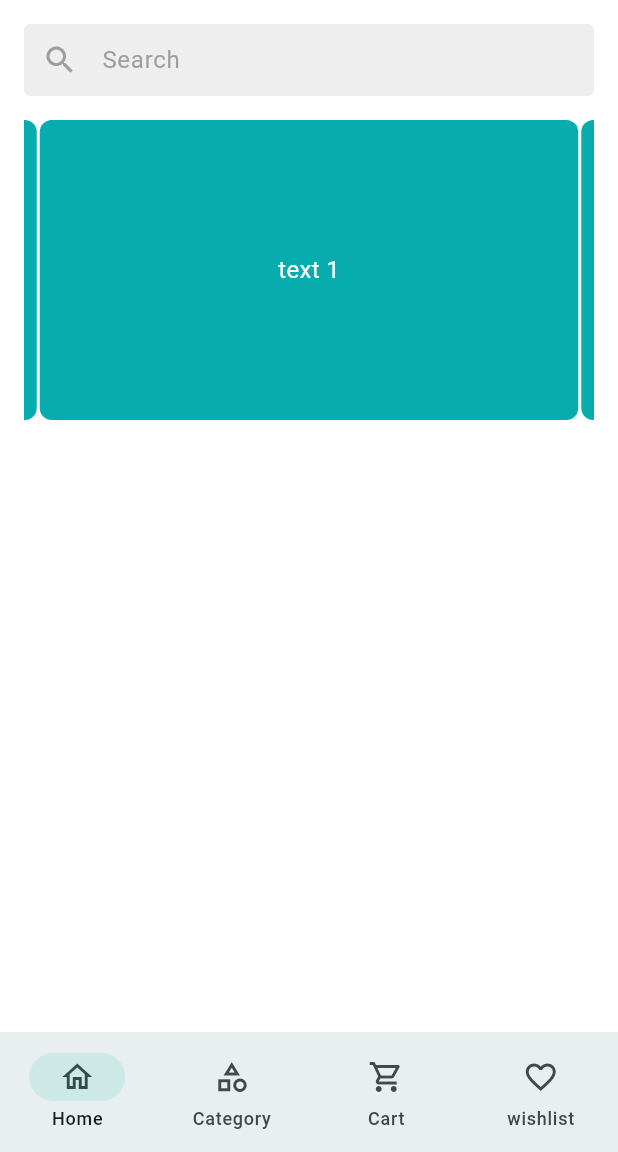
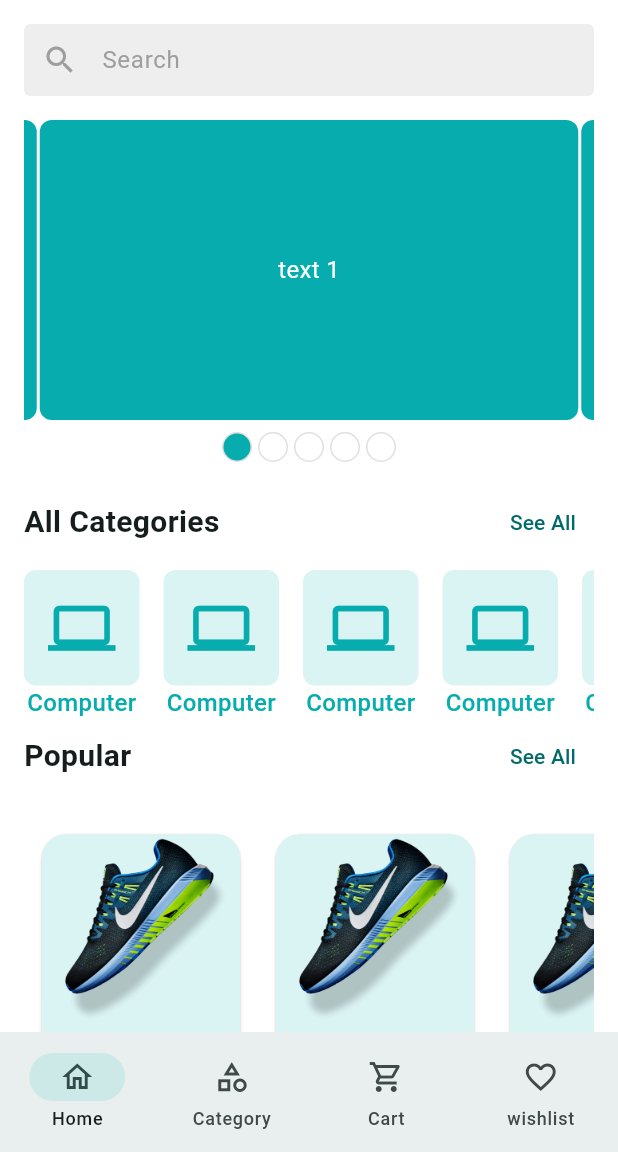
Before and after one commit to meredwan/craftyBay, a Flutter app: the screen it shows after launch, on a phone screen of 412 x 824 dp, the part 84-1236 px from its top. Run offline on Flutter 3.47's test engine with Material 3 defaults, Android fonts, the phone set to English and light mode, and no system bars; drawn by our look-alikes of carousel_slider; our stand-ins replace email_validator, flutter_svg, get, pin_code_fields.

Commit message:
product details in progress

```diff
--- a/lib/app/app.dart
+++ b/lib/app/app.dart
@@ -3,12 +3,14 @@ import 'package:crafty_bay/app/controller_binders.dart';
 import 'package:crafty_bay/features/auth/ui/screens/otp_verification_screen.dart';
 import 'package:crafty_bay/features/auth/ui/screens/splash_screen.dart';
 import 'package:crafty_bay/features/auth/ui/screens/verify_email_screen.dart';
+import 'package:crafty_bay/features/auth/ui/screens/verify_email_screen.dart';
+import 'package:crafty_bay/features/categoryListScreen/ui/screen/category_list_screen.dart';
 import 'package:crafty_bay/features/common/ui/screens/main_bottom_nav_screen.dart';
 import 'package:flutter/material.dart';
 import 'package:get/get_navigation/src/root/get_material_app.dart';
 
 import '../features/auth/ui/screens/completed_profile_screen.dart';
-import '../features/home/ui/screen/home_screen.dart';
+import '../features/auth/ui/screens/verify_email_screen.dart';
 
 class CraftyBay extends StatelessWidget {
   const CraftyBay({super.key});
@@ -19,14 +21,28 @@ class CraftyBay extends StatelessWidget {
       debugShowCheckedModeBanner: false,
       theme: AppThemeData.lightThemeData,
       initialBinding: ControllerBinders(),
+      onGenerateRoute: (RouteSettings setting) {
+        late Widget widget;
+        if (setting.name == SplashScreen.name) {
+          widget = SplashScreen();
+        } else if (setting.name == EmailVerificationScreen.name) {
+          widget = EmailVerificationScreen();
+        } else if (setting.name == OtpVerificationScreen.name) {
+          widget = OtpVerificationScreen();
+        } else if (setting.name == MainBottomNavScreen.name) {
+          widget = MainBottomNavScreen();
+        } else if (setting.name == EmailVerificationScreen.name) {
+          widget = EmailVerificationScreen();
+        } else if (setting.name == CategoryListScreen.name) {
+          widget = CategoryListScreen();
+        }
+        return MaterialPageRoute(
+          builder: (ctx) {
+            return widget;
+          },
+        );
+      },
       initialRoute: '/',
-      routes: {
-        '/': (context) => SplashScreen(),
-        EmailVerificationScreen.name: (context) => EmailVerificationScreen(),
-        OtpVerificationScreen.name:(context)=>OtpVerificationScreen(),
-        CompletedProfileScreen.name:(context)=>CompletedProfileScreen(),
-        MainBottomNavScreen.name: (context)=>MainBottomNavScreen()
-      },
     );
   }
 }
--- a/lib/features/auth/ui/screens/splash_screen.dart
+++ b/lib/features/auth/ui/screens/splash_screen.dart
@@ -1,11 +1,9 @@
-import 'package:crafty_bay/features/auth/ui/screens/verify_email_screen.dart';
 import 'package:crafty_bay/features/common/ui/screens/main_bottom_nav_screen.dart';
-import 'package:crafty_bay/features/home/ui/screen/home_screen.dart';
 import 'package:flutter/material.dart';
-
 import '../../../common/ui/widgets/app_icon_widget.dart';
 
 class SplashScreen extends StatefulWidget {
+  static const String name='/';
   const SplashScreen({super.key});
 
   @override
--- /dev/null
+++ b/lib/features/categoryListScreen/ui/screen/category_list_screen.dart
@@ -0,0 +1,37 @@
+import 'package:crafty_bay/features/common/controllers/main_bottom_nav_controllers.dart';
+import 'package:crafty_bay/features/common/ui/widgets/category_item_widget.dart';
+import 'package:flutter/material.dart';
+import 'package:get/get.dart';
+
+class CategoryListScreen extends StatelessWidget {
+  const CategoryListScreen({super.key});
+
+  static const String name = "/category-list-screen";
+
+  @override
+  Widget build(BuildContext context) {
+    return Scaffold(
+      appBar: AppBar(
+        leading: IconButton(
+            onPressed: () {
+              Get.find<MainBottomNavControllers>().moveToHome();
+            },
+            icon: Icon(Icons.arrow_back_ios)),
+        title: Text(
+          "Categories",
+          style: TextStyle(fontSize: 18),
+        ),
+      ),
+      body: GridView.builder(
+        itemCount: 20,
+        gridDelegate: SliverGridDelegateWithFixedCrossAxisCount(
+            mainAxisSpacing: 16, crossAxisSpacing: 8, crossAxisCount: 4),
+        itemBuilder: (context, index) {
+          return FittedBox(
+            child: CategoryItemWidget(),
+          );
+        },
+      ),
+    );
+  }
+}
--- a/lib/features/common/controllers/main_bottom_nav_controllers.dart
+++ b/lib/features/common/controllers/main_bottom_nav_controllers.dart
@@ -12,4 +12,12 @@ class MainBottomNavControllers extends GetxController {
     _selectedIndex = index;
     update();
   }
+
+  void moveToHome() {
+    changeIndex(0);
+  }
+
+  void moveToCategories() {
+    changeIndex(1);
+  }
 }
--- a/lib/features/common/ui/screens/main_bottom_nav_screen.dart
+++ b/lib/features/common/ui/screens/main_bottom_nav_screen.dart
@@ -1,3 +1,4 @@
+import 'package:crafty_bay/features/categoryListScreen/ui/screen/category_list_screen.dart';
 import 'package:crafty_bay/features/common/controllers/main_bottom_nav_controllers.dart';
 import 'package:flutter/material.dart';
 import 'package:get/get.dart';
@@ -6,7 +7,8 @@ import '../../../home/ui/screen/home_screen.dart';
 
 class MainBottomNavScreen extends StatefulWidget {
   const MainBottomNavScreen({super.key});
-  static const String name='/main-nav-screen';
+
+  static const String name = '/main-nav-screen';
 
   @override
   State<MainBottomNavScreen> createState() => _MainBottomNavScreenState();
@@ -15,7 +17,7 @@ class MainBottomNavScreen extends StatefulWidget {
 class _MainBottomNavScreenState extends State<MainBottomNavScreen> {
   final List<Widget> _screens = [
     HomeScreen(),
-    HomeScreen(),
+    CategoryListScreen(),
     HomeScreen(),
     HomeScreen(),
   ];
--- /dev/null
+++ b/lib/features/common/ui/widgets/category_item_widget.dart
@@ -0,0 +1,40 @@
+import 'package:flutter/material.dart';
+
+import '../../../../app/app_colors.dart';
+
+class CategoryItemWidget extends StatelessWidget {
+  const CategoryItemWidget({
+    super.key,
+  });
+
+  @override
+  Widget build(BuildContext context) {
+    return Row(
+      children: [
+        Column(
+          children: [
+            Container(
+              padding: EdgeInsets.all(16),
+              decoration: BoxDecoration(
+                color: AppColors.themeColor.withOpacity(0.15),
+                borderRadius: BorderRadius.circular(8),
+              ),
+              child: Icon(
+                Icons.computer,
+                size: 45,
+                color: AppColors.themeColor,
+              ),
+            ),
+            Text(
+              "Computer",
+              style: TextStyle(
+                  fontSize: 16,
+                  fontWeight: FontWeight.w500,
+                  color: AppColors.themeColor),
+            )
+          ],
+        )
+      ],
+    );
+  }
+}
--- /dev/null
+++ b/lib/features/common/ui/widgets/product_item_widget.dart
@@ -0,0 +1,93 @@
+import 'package:flutter/material.dart';
+
+import '../../../../app/app_colors.dart';
+
+class ProductItemWidget extends StatelessWidget {
+  const ProductItemWidget({
+    super.key,
+  });
+
+  @override
+  Widget build(BuildContext context) {
+    return SizedBox(
+      width: 140,
+      child: Card(
+        color: Colors.white,
+        shape: RoundedRectangleBorder(
+          borderRadius: BorderRadius.circular(16),
+        ),
+        child: Column(
+          children: [
+            Container(
+              decoration: BoxDecoration(
+                borderRadius: BorderRadius.only(
+                  topLeft: Radius.circular(16),
+                  topRight: Radius.circular(
+                    16,
+                  ),
+                ),
+                color: AppColors.themeColor.withOpacity(0.15),
+              ),
+              child: Image.asset(
+                'assets/images/nike_shoes.png',
+                width: 140,
+              ),
+            ),
+            Padding(
+              padding: const EdgeInsets.all(8.0),
+              child: Column(
+                children: [
+                  Text(
+                    maxLines: 1,
+                    'New Year Special Shoes',
+                    style: TextStyle(
+                      fontWeight: FontWeight.w600,
+                      overflow: TextOverflow.ellipsis,
+                    ),
+                  ),
+                ],
+              ),
+            ),
+            const SizedBox(
+              height: 2,
+            ),
+            Padding(
+              padding: const EdgeInsets.symmetric(horizontal: 10),
+              child: Row(
+                mainAxisAlignment: MainAxisAlignment.spaceBetween,
+                children: [
+                  Text(
+                    "\$100",
+                    style: TextStyle(color: AppColors.themeColor),
+                  ),
+                  Wrap(
+                    children: [
+                      Icon(
+                        Icons.star,
+                        size: 18,
+                      ),
+                      Text("4.8"),
+                    ],
+                  ),
+                  Container(
+                    padding: EdgeInsets.all(4),
+                    decoration: BoxDecoration(
+                        color: AppColors.themeColor,
+                        borderRadius: BorderRadius.circular(4)),
+                    child: Icon(
+                      Icons.favorite_border_outlined,
+                      size: 18,
+                    ),
+                  )
+                ],
+              ),
+            ),
+            const SizedBox(
+              height: 8,
+            )
+          ],
+        ),
+      ),
+    );
+  }
+}
--- a/lib/features/home/ui/screen/home_screen.dart
+++ b/lib/features/home/ui/screen/home_screen.dart
@@ -1,11 +1,14 @@
-import 'package:carousel_slider/carousel_slider.dart';
-import 'package:crafty_bay/app/app_colors.dart';
 import 'package:crafty_bay/app/assets_path.dart';
+import 'package:crafty_bay/features/common/controllers/main_bottom_nav_controllers.dart';
 import 'package:crafty_bay/features/home/ui/widgets/product_search_bar.dart';
 import 'package:flutter/material.dart';
 import 'package:flutter_svg/svg.dart';
-
+import 'package:get/get.dart';
 import '../widgets/app_bar_icon_button.dart';
+import '../../../common/ui/widgets/category_item_widget.dart';
+import '../widgets/home_carousel_slider.dart';
+import '../widgets/home_section_header.dart';
+import '../../../common/ui/widgets/product_item_widget.dart';
 
 class HomeScreen extends StatefulWidget {
   const HomeScreen({super.key});
@@ -17,7 +20,8 @@ class HomeScreen extends StatefulWidget {
 }
 
 class _HomeScreenState extends State<HomeScreen> {
-  final TextEditingController _searchBarController= TextEditingController();
+  final TextEditingController _searchBarController = TextEditingController();
+
   @override
   Widget build(BuildContext context) {
     return Scaffold(
@@ -27,33 +31,87 @@ class _HomeScreenState extends State<HomeScreen> {
           padding: const EdgeInsets.symmetric(horizontal: 16),
           child: Column(
             children: [
-               const SizedBox(height: 16,),
+              const SizedBox(height: 16),
               ProductSearchBar(controller: _searchBarController),
-              const SizedBox(height: 16,),
-              CarouselSlider(
-                options: CarouselOptions(height:200, viewportFraction: 0.95),
-                items: [1,2,3,4,5].map((i) {
-                  return Builder(
-                    builder: (BuildContext context) {
-                      return Container(
-                          width: MediaQuery.of(context).size.width,
-                          margin: EdgeInsets.symmetric(horizontal: 1),
-                          decoration: BoxDecoration(
-                              color: AppColors.themeColor,
-                            borderRadius: BorderRadius.circular(8)
-                          ),
-                          alignment: Alignment.center,
-                          child: Text('text $i', style: TextStyle(fontSize: 16.0,color: Colors.white),)
-                      );
-                    },
-                  );
-                }).toList(),
-              )
+              const SizedBox(height: 16),
+              HomeCarouselSlider(),
+
+              /// All Categories
+              const SizedBox(height: 16),
+              HomeSectionHeader(
+                  title: 'All Categories',
+                  onTap: () {
+                    Get.find<MainBottomNavControllers>().moveToCategories();
+                  }),
+              const SizedBox(height: 8),
+              SingleChildScrollView(
+                scrollDirection: Axis.horizontal,
+                child: Row(
+                  children: _getCategoryWidget(),
+                ),
+              ),
+
+              /// Popular Item
+              HomeSectionHeader(title: "Popular", onTap: () {}),
+              const SizedBox(height: 16),
+              SingleChildScrollView(
+                scrollDirection: Axis.horizontal,
+                child: Row(
+                  children: _getProductListWidget(),
+                ),
+              ),
+
+              ///Special Item
+              const SizedBox(height: 16),
+              HomeSectionHeader(title: "Special", onTap: () {}),
+              const SizedBox(height: 16),
+              SingleChildScrollView(
+                scrollDirection: Axis.horizontal,
+                child: Row(
+                  children: _getProductListWidget(),
+                ),
+              ),
+
+              /// New Item
+              const SizedBox(height: 16),
+              HomeSectionHeader(title: "New", onTap: () {}),
+              const SizedBox(height: 16),
+              SingleChildScrollView(
+                scrollDirection: Axis.horizontal,
+                child: Row(children: _getProductListWidget()),
+              ),
+              const SizedBox(height: 24),
             ],
           ),
         ),
       ),
     );
+  }
+
+  List<Widget> _getCategoryWidget() {
+    List<Widget> CategoryList = [];
+    for (int i = 0; i < 10; i++) {
+      CategoryList.add(
+        Padding(
+          padding: EdgeInsets.only(right: 16),
+          child: CategoryItemWidget(),
+        ),
+      );
+    }
+    return CategoryList;
+  }
+
+  List<Widget> _getProductListWidget() {
+    List<Widget> ProductList = [];
+    for (int i = 0; i < 10; i++) {
+      ProductList.add(
+        Padding(
+          padding: EdgeInsets.all(8),
+          child: ProductItemWidget(),
+        ),
+      );
+    }
+    return ProductList;
   }
 
   AppBar _buildAppBar() {
--- /dev/null
+++ b/lib/features/home/ui/widgets/home_carousel_slider.dart
@@ -0,0 +1,80 @@
+import 'package:carousel_slider/carousel_slider.dart';
+import 'package:flutter/material.dart';
+
+import '../../../../app/app_colors.dart';
+
+class HomeCarouselSlider extends StatefulWidget {
+  const HomeCarouselSlider({
+    super.key,
+  });
+
+  @override
+  State<HomeCarouselSlider> createState() => _HomeCarouselSliderState();
+}
+
+class _HomeCarouselSliderState extends State<HomeCarouselSlider> {
+  final ValueNotifier<int> _selectedIndex = ValueNotifier(0);
+
+  @override
+  Widget build(BuildContext context) {
+    return Column(
+      children: [
+        CarouselSlider(
+          options: CarouselOptions(
+            height: 200,
+            viewportFraction: 0.95,
+            onPageChanged: (currentIndex, reason) {
+              _selectedIndex.value = currentIndex;
+            },
+          ),
+          items: [1, 2, 3, 4, 5].map(
+            (i) {
+              return Builder(
+                builder: (BuildContext context) {
+                  return Container(
+                    width: MediaQuery.of(context).size.width,
+                    margin: EdgeInsets.symmetric(horizontal: 1),
+                    decoration: BoxDecoration(
+                      color: AppColors.themeColor,
+                      borderRadius: BorderRadius.circular(8),
+                    ),
+                    alignment: Alignment.center,
+                    child: Text(
+                      'text $i',
+                      style: TextStyle(fontSize: 16.0, color: Colors.white),
+                    ),
+                  );
+                },
+              );
+            },
+          ).toList(),
+        ),
+        const SizedBox(
+          height: 8,
+        ),
+        ValueListenableBuilder(
+          valueListenable: _selectedIndex,
+          builder: (context, value, _) {
+            return Row(
+                mainAxisAlignment: MainAxisAlignment.center,
+              children: [
+                for (int i = 0; i < 5; i++)
+                  Container(
+                    height: 20,
+                    width: 20,
+                      margin: EdgeInsets.symmetric(horizontal: 2),
+                    decoration: BoxDecoration(
+                      border: Border.all(
+                        color: Colors.grey.shade300
+                      ),
+                    shape: BoxShape.circle,
+                        color: value == i ? AppColors.themeColor : Colors.white),
+                  )
+              ],
+            );
+          },
+        )
+      ],
+    );
+  }
+}
--- /dev/null
+++ b/lib/features/home/ui/widgets/home_section_header.dart
@@ -0,0 +1,24 @@
+import 'package:flutter/material.dart';
+
+class HomeSectionHeader extends StatelessWidget {
+  const HomeSectionHeader({
+    super.key, required this.title, required this.onTap,
+
+  });
+  final String title;
+  final VoidCallback onTap;
+
+  @override
+  Widget build(BuildContext context) {
+    return Row(
+      mainAxisAlignment: MainAxisAlignment.spaceBetween,
+      children: [
+        Text(
+          title,
+          style: TextStyle(fontSize: 20, fontWeight: FontWeight.w600),
+        ),
+        TextButton(onPressed: onTap, child: Text("See All"))
+      ],
+    );
+  }
+}
--- /dev/null
+++ b/lib/features/product/ui/screen/product_list_screen.dart
@@ -0,0 +1,33 @@
+import 'package:crafty_bay/features/common/ui/widgets/product_item_widget.dart';
+import 'package:flutter/material.dart';
+
+class ProductListScreen extends StatefulWidget {
+  static const String name = '/product-list-screen';
+
+  const ProductListScreen({super.key, required this.categoryName});
+
+  final String categoryName;
+
+  @override
+  State<ProductListScreen> createState() => _ProductListScreenState();
+}
+
+class _ProductListScreenState extends State<ProductListScreen> {
+  @override
+  Widget build(BuildContext context) {
+    return Scaffold(
+      appBar: AppBar(
+        leading: IconButton(onPressed: () {}, icon: Icon(Icons.arrow_back_ios)),
+        title: Text(widget.categoryName),
+      ),
+      body: GridView.builder(
+        itemCount: 20,
+        gridDelegate:
+            SliverGridDelegateWithFixedCrossAxisCount(crossAxisCount: 3),
+        itemBuilder: (context, index) {
+          return ProductItemWidget();
+        },
+      ),
+    );
+  }
+}
```
Also changed, not shown: assets/images/nike_shoes.png (added), lib/generated/assets.dart (added).
